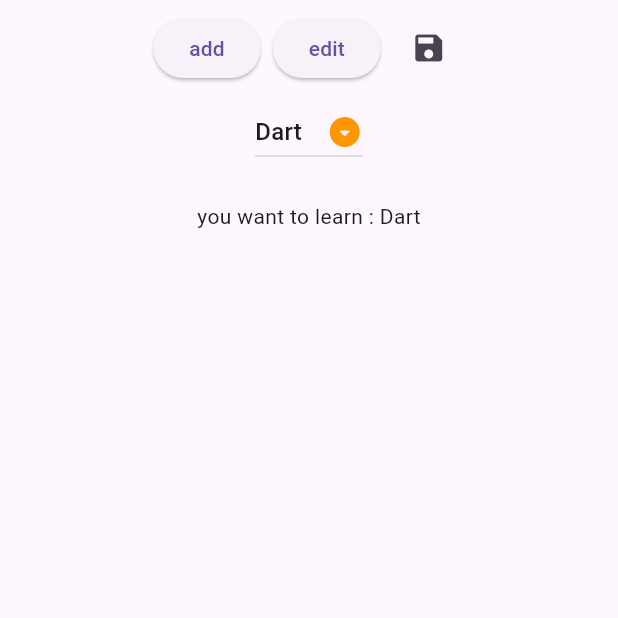
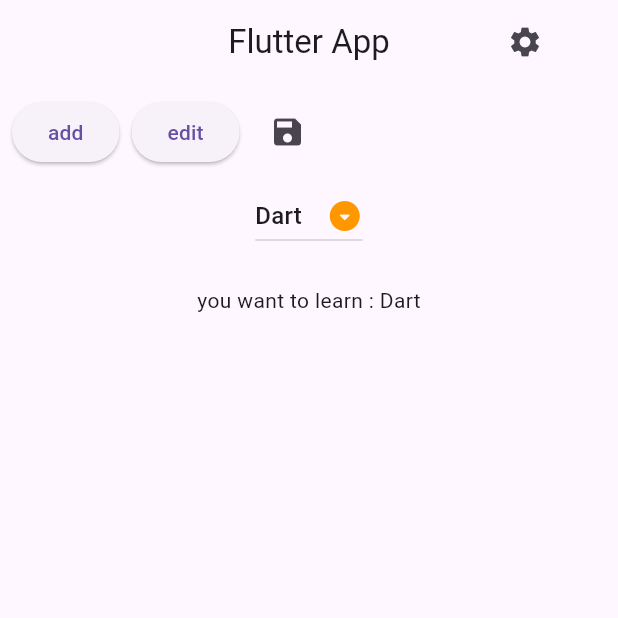
Before and after one commit to sm-hl/simple_project, a Flutter app: the screen it shows after launch, on a phone screen of 412 x 824 dp, the top half of it. Run offline on Flutter 3.47's test engine with Material 3 defaults, Android fonts, the phone set to English and light mode, and no system bars; our stand-ins replace flutter_svg.

Commit message:
method 1: PopupMenuButton, PopupMenuItem Widgets without PopupMenuDivider

```diff
--- a/lib/main.dart
+++ b/lib/main.dart
@@ -17,12 +17,32 @@
   @override
   Widget build(BuildContext context) {
     return MaterialApp(
+      debugShowCheckedModeBanner: false,
       home: Scaffold(
+        appBar: AppBar(
+          title: Text('Flutter App'),
+          centerTitle: true,
+          actions: [
+            PopupMenuButton(
+              itemBuilder: (context) => courses
+                  .map((course) => PopupMenuItem(
+                        value: course,
+                        child: Text(course),
+                      ))
+                  .toList(),
+              onCanceled: () => print('nothing selected'),//if we clicked outside menu
+              onSelected: (value) => setState(() => selectedCourse = value),
+              icon: Icon(Icons.settings),//custom icon
+              padding: EdgeInsets.only(right: 50),
+            )
+          ],
+        ),
         body: Column(
+          mainAxisAlignment: MainAxisAlignment.start,
           children: [
             //like row, but useful for buttons
             ButtonBar(
-              alignment: MainAxisAlignment.center,
+              alignment: MainAxisAlignment.start,
               children: [
                 ElevatedButton(onPressed: () {}, child: Text("add")),
                 ElevatedButton(onPressed: () {}, child: Text("edit")),
@@ -32,10 +52,10 @@
 
             // DropDown
             DropdownButton(
-              items: courses.map((course){
+              items: courses.map((course) {
                 return DropdownMenuItem(child: Text(course), value: course);
               }).toList(),
-              onChanged: (value){
+              onChanged: (value) {
                 setState(() {
                   selectedCourse = value.toString();
                 });
@@ -43,10 +63,12 @@
               value: selectedCourse,
               icon: Icon(Icons.arrow_drop_down_circle_rounded),
               iconEnabledColor: Colors.orange,
-              iconDisabledColor: Colors.grey,//if we have onChanged: null,
+              iconDisabledColor: Colors.grey, //if we have onChanged: null,
             ),
 
-            SizedBox(height: 22,),
+            SizedBox(
+              height: 22,
+            ),
 
             Text("you want to learn : $selectedCourse"),
           ],
```
